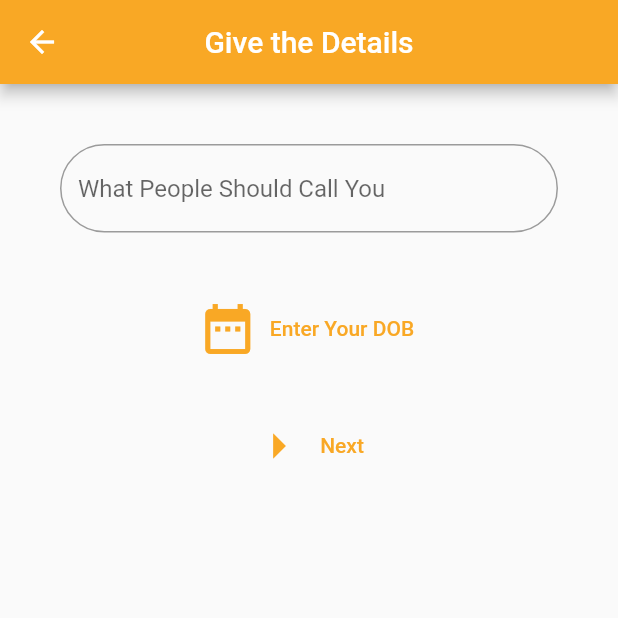
After one commit to skillybaba/sapphiremeet, a Flutter app: the InfoScreen screen opened by its route, on a phone screen of 412 x 824 dp, the top half of it. The commit adds this screen. Run offline on Flutter 3.47's test engine with Material 2 defaults, Android fonts, the phone set to English and light mode, and no system bars; our stand-ins replace cloud_firestore, country_code_picker, dotted_line, firebase_auth, firebase_core, flutter_datetime_picker and 2 more; accounts and stored records are empty.

Commit message:
28-8-2020

```diff
--- a/lib/main.dart
+++ b/lib/main.dart
@@ -1,14 +1,18 @@
 import 'package:flutter/material.dart';
 import './screens/auth.dart';
 import './screens/home.dart';
+import './screens/infoscreen.dart';
+import './screens/Loading.dart';
 
 void main() {
   runApp(MaterialApp(
     debugShowCheckedModeBanner: false,
     initialRoute: '/',
     routes: {
-      '/': (context) => Auth(),
+      '/': (context) => Loading(),
+      '/auth': (context) => Auth(),
       '/home': (context) => Home(),
+      '/info': (context) => InfoScreen(),
     },
   ));
 }
--- /dev/null
+++ b/lib/screens/infoscreen.dart
@@ -0,0 +1,76 @@
+import 'package:application/services/firebasedatabse.dart';
+import 'package:flutter/material.dart';
+import 'package:flutter_datetime_picker/flutter_datetime_picker.dart';
+import 'package:application/services/authvals.dart';
+
+class InfoScreen extends StatefulWidget {
+  @override
+  _InfoScreenState createState() => _InfoScreenState();
+}
+
+class _InfoScreenState extends State<InfoScreen> {
+  var name = TextEditingController();
+  DateTime dob;
+  Map data;
+  @override
+  Widget build(BuildContext context) {
+    data = ModalRoute.of(context).settings.arguments;
+    return Scaffold(
+        appBar: AppBar(
+          backgroundColor: Colors.yellow[800],
+          title: Text('Give the Details'),
+          centerTitle: true,
+        ),
+        body: Column(children: [
+          Container(
+              padding: EdgeInsets.all(40),
+              child: TextField(
+                controller: name,
+                decoration: InputDecoration(
+                    border: OutlineInputBorder(
+                      borderRadius: BorderRadius.all(Radius.circular(30)),
+                    ),
+                    hintText: 'What People Should Call You'),
+              )),
+          FlatButton.icon(
+              onPressed: () {
+                DatePicker.showDatePicker(context, showTitleActions: true,
+                    onConfirm: (date) {
+                  setState(() {
+                    dob = date;
+                  });
+                }, currentTime: dob);
+              },
+              icon: Icon(
+                Icons.date_range,
+                color: Colors.yellow[800],
+                size: 40,
+              ),
+              label: Text('Enter Your DOB',
+                  style: TextStyle(
+                    color: Colors.yellow[800],
+                  ))),
+          SizedBox(
+            height: 30,
+          ),
+          FlatButton.icon(
+            onPressed: () async {
+              AuthVals authVals = AuthVals();
+              authVals.auth = true;
+               FireBaseDataBase(number: data['number'],username:name.text).addUser();
+              await authVals.setVal(data['number'], name.text);
+              Navigator.pushReplacementNamed(context, '/home');
+            },
+            icon: Icon(
+              Icons.arrow_right,
+              color: Colors.yellow[800],
+              size: 40,
+            ),
+            label: Text('Next',
+                style: TextStyle(
+                  color: Colors.yellow[800],
+                )),
+          )
+        ]));
+  }
+}
--- a/lib/screens/subscreens/pages/chatPannel.dart
+++ b/lib/screens/subscreens/pages/chatPannel.dart
@@ -36,18 +36,18 @@ class _ChatState extends State<Chat> {
                             Icon(
                               Icons.supervised_user_circle,
                               color: Colors.white,
-                              size: 20,
+                              size: 30,
                             ),
                             SizedBox(width:10),
                             Text(
                               '${chatlist[index].username}',
                               style: TextStyle(
-                                  fontSize: 15,
+                                  fontSize: 20,
                                   fontWeight: FontWeight.bold,
                                   color: Colors.white),
                             ),
                             SizedBox(
-                              width: 70,
+                              width: 40,
                             ),
                             Text(
                               '${chatlist[index].number}',
--- a/lib/screens/subscreens/pages/login.dart
+++ b/lib/screens/subscreens/pages/login.dart
@@ -1,5 +1,6 @@
 import 'package:flutter/material.dart';
 import '../loginsub.dart';
+
 
 class Login extends StatefulWidget {
   @override
@@ -7,6 +8,7 @@ class Login extends StatefulWidget {
 }
 
 class _LoginState extends State<Login> {
+
   @override
   Widget build(BuildContext context) {
     return Container(
--- a/pubspec.yaml
+++ b/pubspec.yaml
@@ -34,6 +34,10 @@ dependencies:
   cloud_firestore: ^0.14.0+2
   firebase_analytics: ^6.0.0
   dotted_line: ^2.0.1
+  flutter_contact: ^0.6.1
+  flutter_datetime_picker: ^1.4.0
+  shared_preferences: ^0.5.10
+  flutter_spinkit: "^4.1.2"
 
 dev_dependencies:
   flutter_test:
```
Also changed, not shown: lib/screens/Loading.dart (added, +50 -0 lines), lib/screens/home.dart (+31 -6 lines), lib/screens/subscreens/loginsub.dart (+43 -7 lines), lib/services/authvals.dart (added, +35 -0 lines), lib/services/firebasedatabse.dart (added, +46 -0 lines), pubspec.lock, 2 other files.
